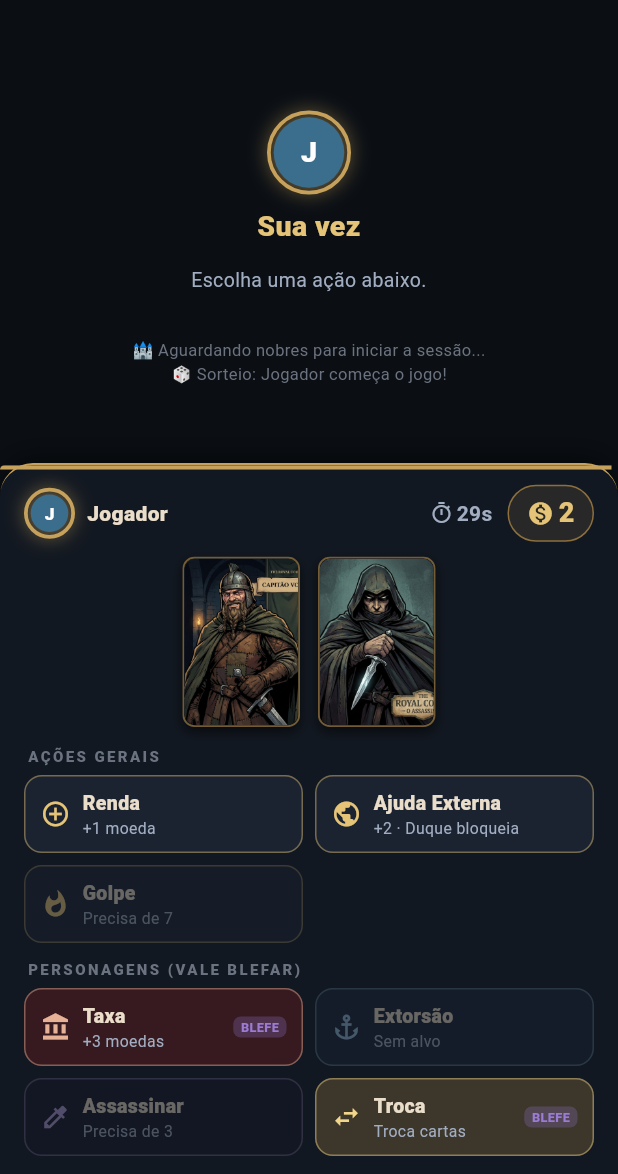
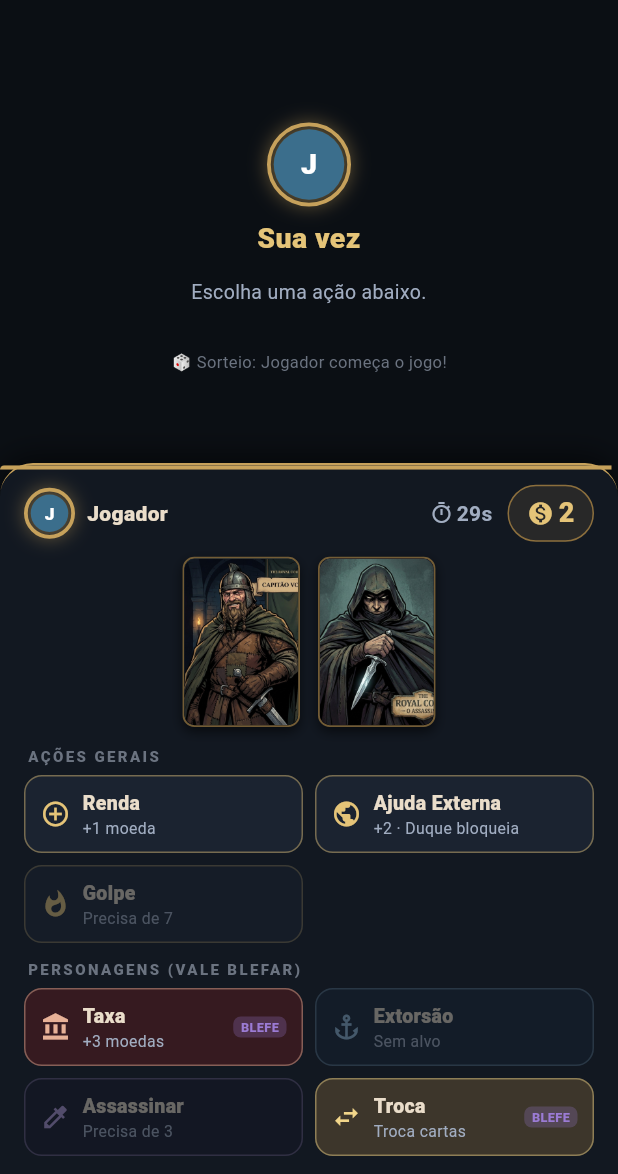
Before and after one commit to edsoncantuaria/coup-online, a Flutter app: the GameScreen screen opened directly with empty values, on a phone screen of 412 x 824 dp, the part 62-1236 px from its top. Run offline on Flutter 3.47's test engine with Material 3 defaults, Android fonts, the phone set to English and light mode, and no system bars; our stand-ins replace shared_preferences, socket_io_client; accounts and stored records are empty.

Commit message:
Remove log inicial de espera do motor offline
Co-Authored-By: Claude Opus 5.5 (1M context) <noreply@anthropic.com>
Claude-Session: https://claude.ai/code/session_01ADsAsBCbVYnr6N9dzNHEua

```diff
--- a/flutter_app/lib/engine/coup_engine.dart
+++ b/flutter_app/lib/engine/coup_engine.dart
@@ -16,9 +16,7 @@ class ValidationResult {
 class CoupEngine {
   CoupEngine(String roomId, {Random? random})
     : _rng = random ?? Random(),
-      state = GameState(roomId: roomId) {
-    state.logs = ['🏰 Aguardando nobres para iniciar a sessão...'];
-  }
+      state = GameState(roomId: roomId);
 
   /// Reidrata a partir de um snapshot (retomar partida / testes).
   factory CoupEngine.hydrate(GameState snapshot, {Random? random}) {
```
